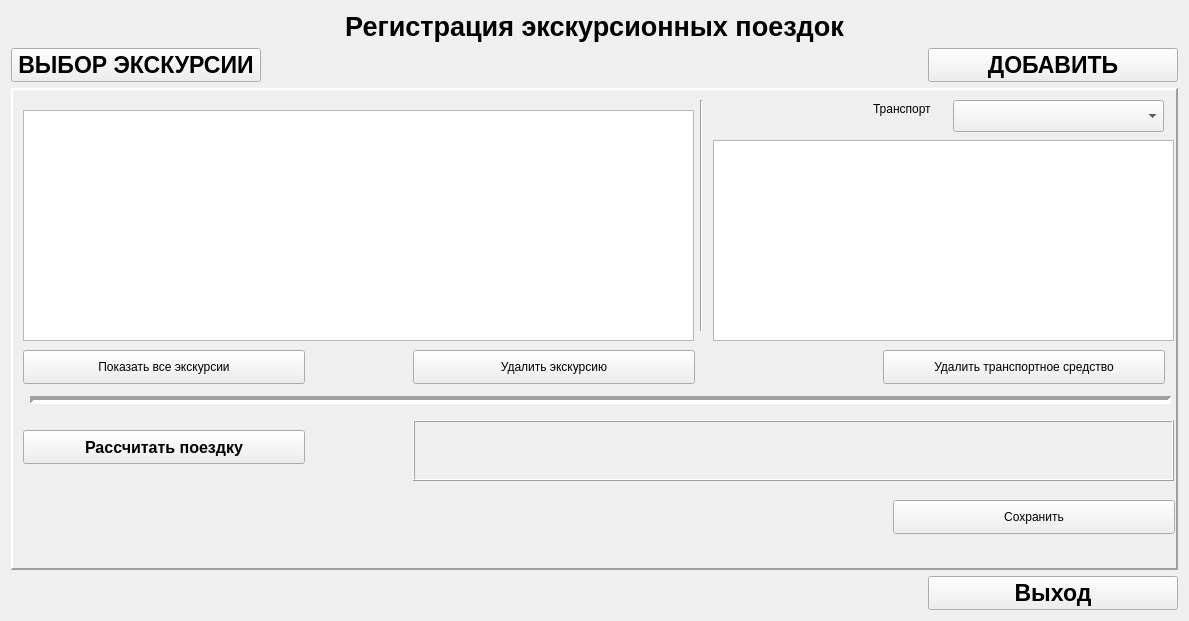
Above: excursion/widget.ui from mary-anitikin/excursion_book before the change. Below: the same form after it.
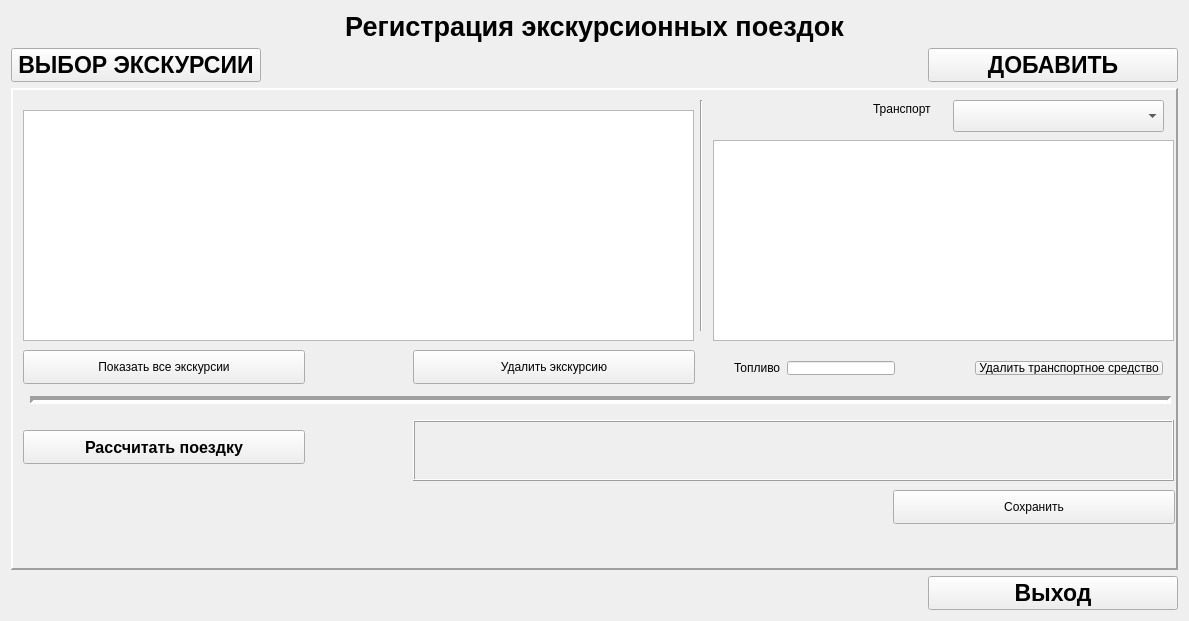
That is the form after the change.

Commit message: Добавила возможность менять количество топлива для конкретного ТС

```diff
--- a/excursion/widget.ui
+++ b/excursion/widget.ui
@@ -126,7 +126,7 @@
        <property name="geometry">
         <rect>
          <x>880</x>
-         <y>410</y>
+         <y>400</y>
          <width>282</width>
          <height>34</height>
         </rect>
@@ -268,19 +268,6 @@
         <string>Удалить экскурсию</string>
        </property>
       </widget>
-      <widget class="QPushButton" name="PB_DeleteTr">
-       <property name="geometry">
-        <rect>
-         <x>870</x>
-         <y>260</y>
-         <width>282</width>
-         <height>34</height>
-        </rect>
-       </property>
-       <property name="text">
-        <string>Удалить транспортное средство</string>
-       </property>
-      </widget>
       <widget class="Line" name="line_4">
        <property name="geometry">
         <rect>
@@ -297,6 +284,48 @@
         <enum>Qt::Horizontal</enum>
        </property>
       </widget>
+      <widget class="QWidget" name="">
+       <property name="geometry">
+        <rect>
+         <x>710</x>
+         <y>260</y>
+         <width>451</width>
+         <height>36</height>
+        </rect>
+       </property>
+       <layout class="QHBoxLayout" name="horizontalLayout_6">
+        <item>
+         <widget class="QLabel" name="label_FuelQuantity">
+          <property name="text">
+           <string>Топливо</string>
+          </property>
+         </widget>
+        </item>
+        <item>
+         <widget class="QLineEdit" name="LE_inputFuel"/>
+        </item>
+        <item>
+         <spacer name="horizontalSpacer_2">
+          <property name="orientation">
+           <enum>Qt::Horizontal</enum>
+          </property>
+          <property name="sizeHint" stdset="0">
+           <size>
+            <width>40</width>
+            <height>20</height>
+           </size>
+          </property>
+         </spacer>
+        </item>
+        <item>
+         <widget class="QPushButton" name="PB_DeleteTr">
+          <property name="text">
+           <string>Удалить транспортное средство</string>
+          </property>
+         </widget>
+        </item>
+       </layout>
+      </widget>
      </widget>
      <widget class="QWidget" name="page_2">
       <widget class="QTableView" name="tV_typeTr">
```
The commit also changes 2 other files.
